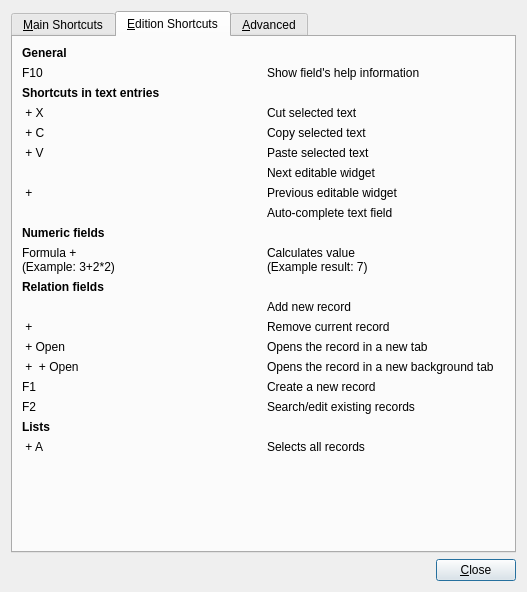
Above: Koo/ui/shortcuts.ui from xrg/openerp-client-kde before the change. Below: the same form after it.
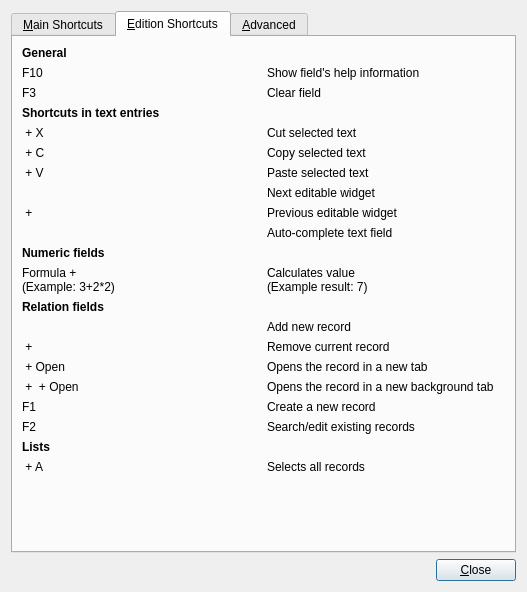
That is the form after the change. The open tabs and pages were chosen to show the change. Icons and pictures are not drawn.

Commit message: [IMP] Add 'F3' shortcut help in Shortcuts dialog.

What changed in the file:
```diff
--- a/Koo/ui/shortcuts.ui
+++ b/Koo/ui/shortcuts.ui
@@ -361,6 +361,20 @@
            </property>
           </widget>
          </item>
+         <item row="1" column="0">
+          <widget class="QLabel" name="label_84">
+           <property name="text">
+            <string>F3</string>
+           </property>
+          </widget>
+         </item>
+         <item row="1" column="1">
+          <widget class="QLabel" name="label_85">
+           <property name="text">
+            <string>Clear field</string>
+           </property>
+          </widget>
+         </item>
         </layout>
        </item>
        <item>
```
Left out of the diff: 2 changed lines with no effect on the pictures.
